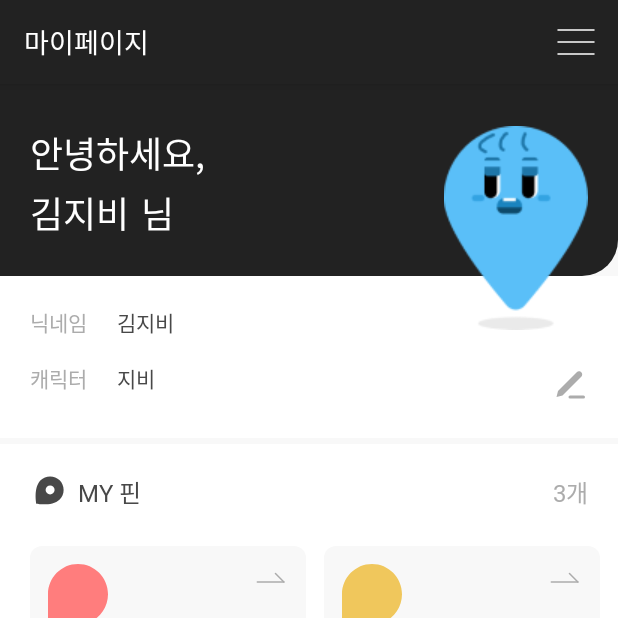
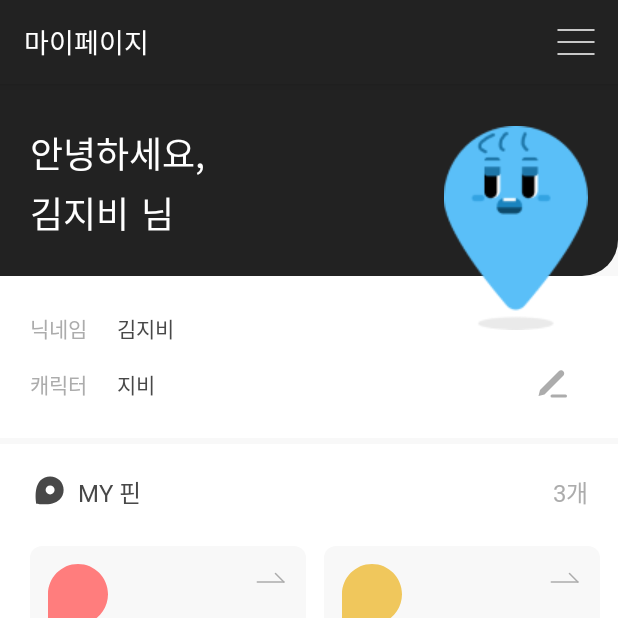
Before and after one commit to PINPLE-project/PINPLE-front, an Android app: the screen it shows after launch (MainActivity), item 4 of the bottom bar chosen, on a phone screen of 412 x 824 dp, the top half of it. Run offline under Robolectric (Android 15) with nearby library versions, the phone set to English and light mode, and no system bars; our stand-ins replace data binding.

Commit message:
[MOD] 마이페이지 수정버튼 수정 #4
fragment_my_page.xml의 ImageView를 ImageButton으로 수정함

```diff
--- a/app/src/main/res/layout/fragment_my_page.xml
+++ b/app/src/main/res/layout/fragment_my_page.xml
@@ -86,13 +86,13 @@
                     app:layout_constraintTop_toBottomOf="@+id/content_header"
                     android:background="@color/white">
 
-                    <ImageView
-                        android:id="@+id/iv_mod"
+                    <ImageButton
+                        android:id="@+id/btn_mod"
                         android:layout_width="wrap_content"
                         android:layout_height="wrap_content"
                         android:layout_marginEnd="20dp"
-                        android:layout_marginBottom="20dp"
-                        app:layout_constraintBottom_toBottomOf="parent"
+                        android:backgroundTint="@android:color/transparent"
+                        app:layout_constraintBottom_toBottomOf="@+id/tv_mp_char"
                         app:layout_constraintEnd_toEndOf="parent"
                         app:layout_constraintTop_toTopOf="@+id/tv_mp_char"
                         app:srcCompat="@drawable/icon_edit_3" />
@@ -102,12 +102,12 @@
                         android:layout_width="wrap_content"
                         android:layout_height="wrap_content"
                         android:layout_marginStart="20dp"
-                        android:layout_marginTop="20dp"
+                        android:layout_marginTop="24dp"
+                        android:fontFamily="@font/pretendard_regular"
                         android:text="닉네임"
+                        android:textColor="@color/color_gray3"
                         app:layout_constraintStart_toStartOf="parent"
-                        app:layout_constraintTop_toTopOf="parent"
-                        android:fontFamily="@font/pretendard_regular"
-                        android:textColor="@color/color_gray3"/>
+                        app:layout_constraintTop_toTopOf="parent" />
 
                     <TextView
                         android:id="@+id/tv_mp_user_nickname"
```
